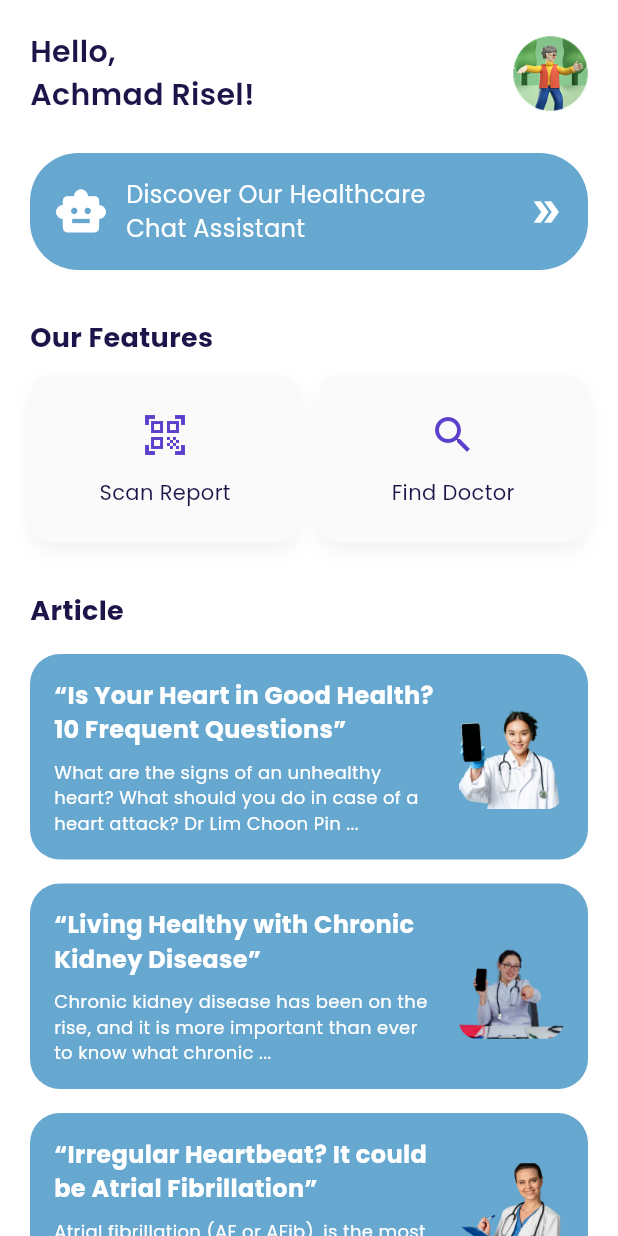
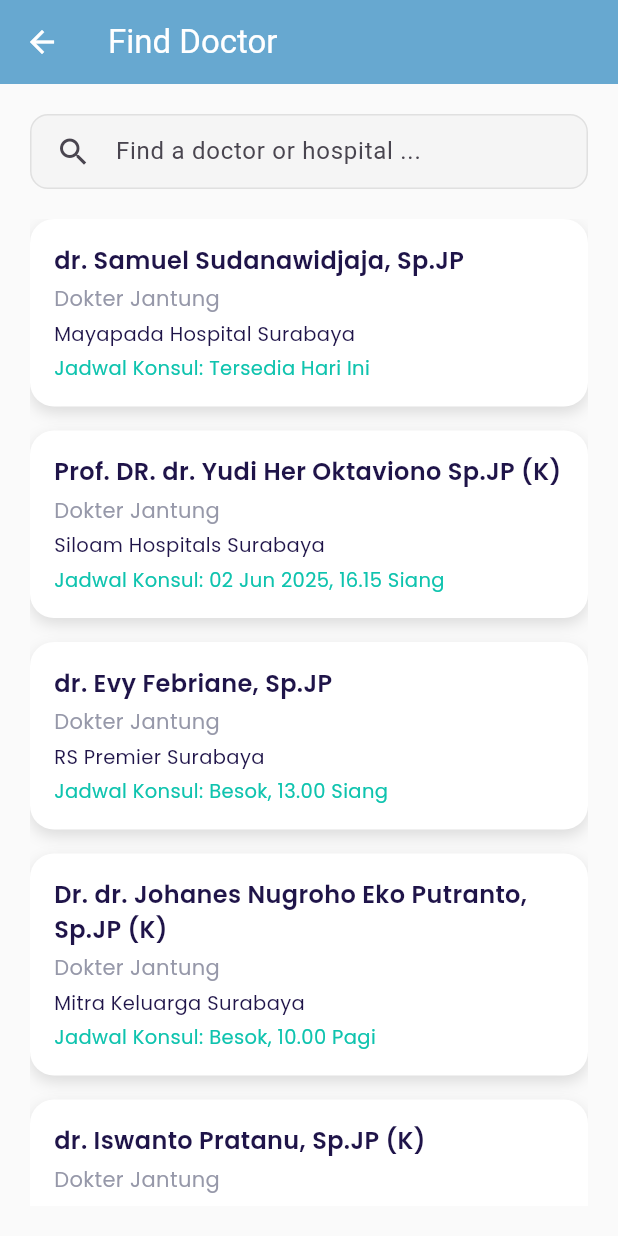
Before and after one commit to maulaasn/detak-medis, a Flutter app: the HomePage screen opened by its route, after a tap on "Find Doctor", on a phone screen of 412 x 824 dp. Run offline on Flutter 3.47's test engine with Material 3 defaults, Android fonts, the phone set to English and light mode, and no system bars; our stand-ins replace dotted_border, google_fonts, image_picker; missing offline and left inert: flutter_gen_ai_chat_ui.

Commit message:
add upload image and find doctor

```diff
--- /dev/null
+++ b/lib/data/doctor_data.dart
@@ -0,0 +1,52 @@
+final List<Map<String, String>> allDoctors = [
+    {
+      "name": "dr. Samuel Sudanawidjaja, Sp.JP",
+      "hospital": "Mayapada Hospital Surabaya",
+      "schedule": "Tersedia Hari Ini",
+    },
+    {
+      "name": "Prof. DR. dr. Yudi Her Oktaviono Sp.JP (K)",
+      "hospital": "Siloam Hospitals Surabaya",
+      "schedule": "02 Jun 2025, 16.15 Siang",
+    },
+    {
+      "name": "dr. Evy Febriane, Sp.JP",
+      "hospital": "RS Premier Surabaya",
+      "schedule": "Besok, 13.00 Siang",
+    },
+    {
+      "name": "Dr. dr. Johanes Nugroho Eko Putranto, Sp.JP (K)",
+      "hospital": "Mitra Keluarga Surabaya",
+      "schedule": "Besok, 10.00 Pagi",
+    },
+    {
+      "name": "dr. Iswanto Pratanu, Sp.JP (K)",
+      "hospital": "Mitra Keluarga Surabaya",
+      "schedule": "Besok, 07.00 Pagi",
+    },
+    {
+      "name": "dr. Ronald Torang Marsahala Panggabean, Sp.JP",
+      "hospital": "RS Orthopedi dan Traumatologi Surabaya",
+      "schedule": "04 Jun 2025, 16.30 Siang",
+    },
+    {
+      "name": "dr. Budi Bakhtijasa Dharmadjati, Sp.JP (K)",
+      "hospital": "RS Premier Surabaya",
+      "schedule": "Besok, 13.00 Siang",
+    },
+    {
+      "name": "dr. Deo Idarto, M.Biomed, Sp.JP (K)",
+      "hospital": "Mayapada Hospital Surabaya",
+      "schedule": "Besok, 10.00 Siang",
+    },
+    {
+      "name": "dr. Saskia Dyah Handari, Sp.JP",
+      "hospital": "RS Premier Surabaya",
+      "schedule": "Besok, 15.00 Siang",
+    },
+    {
+      "name": "dr. Mohammad Soetomo, Sp.JP(K)",
+      "hospital": "RS Al-Irsyad, Surabaya",
+      "schedule": "Besok, 14.30 Siang",
+    },
+  ];
--- a/lib/main.dart
+++ b/lib/main.dart
@@ -4,6 +4,8 @@
 import 'package:flutter/material.dart';
 import 'package:detak_medis/views/chatbot/chatbot.dart';
 import 'package:detak_medis/views/home/home_page.dart';
+import 'package:detak_medis/views/upload/upload_image.dart';
+import 'package:detak_medis/views/doctor/find_doctor.dart';
 
 void main() async {
   WidgetsFlutterBinding.ensureInitialized();
@@ -24,6 +26,8 @@
         '/register': (context) => const RegisterPage(),
         '/home': (context) => const HomePage(),
         '/chatbot': (context) => const ChatbotPage(),
+        '/upload-document': (context) => const UploadImagePage(),
+        '/find-doctor': (context) => const FindDoctorPage(),
         // Tambahkan route lain di sini sesuai kebutuhan
       },
     );
--- a/lib/ui/widgets/bottom_navbar.dart
+++ b/lib/ui/widgets/bottom_navbar.dart
@@ -36,7 +36,7 @@ class _BottomNavbarState extends State<BottomNavbar> {
         decoration: const BoxDecoration(
           border: Border(
             top: BorderSide(
-              color: Colors.grey, // Warna garis tepi atas
+              color: Colors.grey,
               width: 0.15,
             ),
           ),
@@ -57,8 +57,8 @@ class _BottomNavbarState extends State<BottomNavbar> {
               icon: Icon(Icons.home_outlined),
               label: 'Home',
             ),
-             NavigationDestination(
-             selectedIcon: Icon(Icons.message, color: wMainColor),
+            NavigationDestination(
+              selectedIcon: Icon(Icons.message, color: wMainColor),
               icon: Icon(Icons.message_outlined),
               label: 'Chatbot',
             ),
--- /dev/null
+++ b/lib/ui/widgets/doctor_list.dart
@@ -0,0 +1,57 @@
+import 'package:flutter/material.dart';
+import 'package:detak_medis/ui/theme.dart';
+
+class DoctorList extends StatelessWidget {
+  final List<Map<String, String>> doctors;
+
+  const DoctorList({super.key, required this.doctors});
+
+  @override
+  Widget build(BuildContext context) {
+    return ListView.builder(
+      itemCount: doctors.length,
+      itemBuilder: (context, index) {
+        final doctor = doctors[index];
+        return Container(
+          margin: const EdgeInsets.only(bottom: 16),
+          padding: const EdgeInsets.all(16),
+          decoration: BoxDecoration(
+            color: Colors.white,
+            borderRadius: BorderRadius.circular(16),
+            boxShadow: [
+              BoxShadow(
+                color: Colors.black12,
+                blurRadius: 8,
+                offset: const Offset(0, 4),
+              ),
+            ],
+          ),
+          child: Column(
+            crossAxisAlignment: CrossAxisAlignment.start,
+            children: [
+              Text(
+                doctor['name']!,
+                style: blackTextStyle.copyWith(fontSize: 16, fontWeight: semiBold),
+              ),
+              const SizedBox(height: 4),
+              Text(
+                'Dokter Jantung',
+                style: greyTextStyle.copyWith(fontSize: 14),
+              ),
+              const SizedBox(height: 4),
+              Text(
+                doctor['hospital']!,
+                style: blackTextStyle.copyWith(fontSize: 13),
+              ),
+              const SizedBox(height: 4),
+              Text(
+                'Jadwal Konsul: ${doctor['schedule']}',
+                style: greenTextStyle.copyWith(fontSize: 13),
+              ),
+            ],
+          ),
+        );
+      },
+    );
+  }
+}
--- a/lib/views/auth/register.dart
+++ b/lib/views/auth/register.dart
@@ -116,7 +116,7 @@ class _RegisterPageState extends State<RegisterPage> {
                   child: TextFormField(
                     controller: _nameController,
                     decoration: InputDecoration(
-                      hintText: 'Enter full name',
+                      hintText: 'Enter your full name',
                       hintStyle: greyTextStyle.copyWith(fontSize: 14),
                       prefixIcon: Icon(Icons.person_outline, color: Colors.grey),
                       border: InputBorder.none,
@@ -146,7 +146,7 @@ class _RegisterPageState extends State<RegisterPage> {
                     controller: _emailController,
                     keyboardType: TextInputType.emailAddress,
                     decoration: InputDecoration(
-                      hintText: 'Enter email',
+                      hintText: 'Enter your email',
                       hintStyle: greyTextStyle.copyWith(fontSize: 14),
                       prefixIcon: Icon(Icons.email_outlined, color: Colors.grey),
                       border: InputBorder.none,
--- a/lib/views/chatbot/chatbot.dart
+++ b/lib/views/chatbot/chatbot.dart
@@ -21,6 +21,7 @@ class _ChatbotPageState extends State<ChatbotPage> {
     return Scaffold(
       backgroundColor: Colors.white,
       appBar: AppBar(
+        automaticallyImplyLeading: false,
         title: const Text(
           'AI Chat',
           textAlign: TextAlign.center,
--- /dev/null
+++ b/lib/views/doctor/find_doctor.dart
@@ -0,0 +1,82 @@
+import 'package:flutter/material.dart';
+import 'package:detak_medis/ui/theme.dart';
+import 'package:detak_medis/data/doctor_data.dart';
+import 'package:detak_medis/ui/widgets/doctor_list.dart';
+
+class FindDoctorPage extends StatefulWidget {
+  const FindDoctorPage({super.key});
+
+  @override
+  State<FindDoctorPage> createState() => _FindDoctorPageState();
+}
+
+class _FindDoctorPageState extends State<FindDoctorPage> {
+  final TextEditingController _searchController = TextEditingController();
+  List<Map<String, String>> filteredDoctors = [];
+
+  @override
+  void initState() {
+    super.initState();
+    filteredDoctors = allDoctors;
+    _searchController.addListener(_onSearchChanged);
+  }
+
+  void _onSearchChanged() {
+    final query = _searchController.text.toLowerCase();
+    setState(() {
+      filteredDoctors = allDoctors.where((doctor) {
+        final name = doctor['name']!.toLowerCase();
+        final hospital = doctor['hospital']!.toLowerCase();
+        return name.contains(query) || hospital.contains(query);
+      }).toList();
+    });
+  }
+
+  @override
+  void dispose() {
+    _searchController.dispose();
+    super.dispose();
+  }
+
+  @override
+  Widget build(BuildContext context) {
+    return Scaffold(
+      backgroundColor: wBackgroundColor,
+      appBar: AppBar(
+        backgroundColor: wMainColor,
+        title: const Text('Find Doctor', style: TextStyle(color: Colors.white)),
+        iconTheme: const IconThemeData(color: Colors.white),
+      ),
+      body: Padding(
+        padding: const EdgeInsets.all(20),
+        child: Column(
+          children: [
+            // Search Field
+            Container(
+              padding: const EdgeInsets.symmetric(horizontal: 16),
+              decoration: BoxDecoration(
+                color: Colors.grey.shade100,
+                borderRadius: BorderRadius.circular(12),
+                border: Border.all(color: Colors.grey.shade300),
+              ),
+              child: TextField(
+                controller: _searchController,
+                decoration: const InputDecoration(
+                  hintText: 'Find a doctor or hospital ...',
+                  icon: Icon(Icons.search),
+                  border: InputBorder.none,
+                ),
+              ),
+            ),
+            const SizedBox(height: 20),
+
+            // Doctor List (reusable widget)
+            Expanded(
+              child: DoctorList(doctors: filteredDoctors),
+            ),
+          ],
+        ),
+      ),
+    );
+  }
+}
--- a/lib/views/home/home_page.dart
+++ b/lib/views/home/home_page.dart
@@ -1,8 +1,9 @@
 import 'package:detak_medis/ui/theme.dart';
 import 'package:flutter/material.dart';
-
 import 'package:detak_medis/views/profile/profile.dart';
 import 'package:url_launcher/url_launcher.dart';
+import 'package:detak_medis/views/upload/upload_image.dart';
+import 'package:detak_medis/views/doctor/find_doctor.dart';
 
 class HomePage extends StatefulWidget {
   const HomePage({super.key});
@@ -47,7 +48,8 @@ class _HomePageState extends State<HomePage> {
                       Navigator.push(
                         context,
                         MaterialPageRoute(
-                            builder: (context) => const ProfilePage()),
+                          builder: (context) => const ProfilePage(),
+                        ),
                       );
                     },
                     child: Image.asset(
@@ -62,9 +64,6 @@ class _HomePageState extends State<HomePage> {
 
               // Chat Assistant Card
               GestureDetector(
-                onTap: () {
-                  Navigator.pushNamed(context, '/chatbot');
-                },
                 child: Container(
                   padding: const EdgeInsets.all(16),
                   decoration: BoxDecoration(
@@ -73,7 +72,11 @@ class _HomePageState extends State<HomePage> {
                   ),
                   child: Row(
                     children: [
-                      const Icon(Icons.smart_toy, color: Colors.white, size: 36),
+                      const Icon(
+                        Icons.smart_toy,
+                        color: Colors.white,
+                        size: 36,
+                      ),
                       const SizedBox(width: 12),
                       Expanded(
                         child: Text(
@@ -101,10 +104,15 @@ class _HomePageState extends State<HomePage> {
                 children: [
                   Expanded(
                     child: FeatureCard(
-                      title: 'Scan Report',
-                      icon: Icons.qr_code_scanner,
+                      title: 'Upload Image',
+                      icon: Icons.upload_file,
                       onTap: () {
-                        // TODO: Aksi scan report
+                        Navigator.push(
+                          context,
+                          MaterialPageRoute(
+                            builder: (context) => const UploadImagePage(),
+                          ),
+                        );
                       },
                     ),
                   ),
@@ -114,7 +122,12 @@ class _HomePageState extends State<HomePage> {
                       title: 'Find Doctor',
                       icon: Icons.search,
                       onTap: () {
-                        // TODO: Aksi cari dokter
+                        Navigator.push(
+                          context,
+                          MaterialPageRoute(
+                            builder: (context) => const FindDoctorPage(),
+                          ),
+                        );
                       },
                     ),
                   ),
@@ -136,7 +149,8 @@ class _HomePageState extends State<HomePage> {
                 subtitle:
                     'What are the signs of an unhealthy heart? What should you do in case of a heart attack? Dr Lim Choon Pin ...',
                 imagePath: 'assets/img/doctor-artikel1.png',
-                url: 'https://www.mountelizabeth.com.sg/id/health-plus/article/10-heart-questions-answered',
+                url:
+                    'https://www.mountelizabeth.com.sg/id/health-plus/article/10-heart-questions-answered',
                 onTap: _launchURL,
               ),
               const SizedBox(height: 16),
@@ -145,7 +159,8 @@ class _HomePageState extends State<HomePage> {
                 subtitle:
                     'Chronic kidney disease has been on the rise, and it is more important than ever to know what chronic ...',
                 imagePath: 'assets/img/doctor-artikel2.png',
-                url: 'https://www.mountelizabeth.com.sg/id/health-plus/article/living-with-chronic-kidney-disease',
+                url:
+                    'https://www.mountelizabeth.com.sg/id/health-plus/article/living-with-chronic-kidney-disease',
                 onTap: _launchURL,
               ),
               const SizedBox(height: 16),
@@ -154,7 +169,8 @@ class _HomePageState extends State<HomePage> {
                 subtitle:
                     'Atrial fibrillation (AF or AFib), is the most commonly diagnosed arrhythmia in clinical practice ...',
                 imagePath: 'assets/img/doctor-artikel3.png',
-                url: 'https://www.mountelizabeth.com.sg/id/health-plus/article/pulsed-field-ablation-atrial-fibrillation?sourceType=browse-healthplus&sourceDetail=keyword-search',
+                url:
+                    'https://www.mountelizabeth.com.sg/id/health-plus/article/pulsed-field-ablation-atrial-fibrillation?sourceType=browse-healthplus&sourceDetail=keyword-search',
                 onTap: _launchURL,
               ),
             ],
@@ -239,12 +255,15 @@ class ArticleCard extends StatelessWidget {
               child: Column(
                 crossAxisAlignment: CrossAxisAlignment.start,
                 children: [
-                  Text(title,
-                      style: whiteTextStyle.copyWith(
-                          fontSize: 16, fontWeight: FontWeight.bold)),
+                  Text(
+                    title,
+                    style: whiteTextStyle.copyWith(
+                      fontSize: 16,
+                      fontWeight: FontWeight.bold,
+                    ),
+                  ),
                   const SizedBox(height: 8),
-                  Text(subtitle,
-                      style: whiteTextStyle.copyWith(fontSize: 12)),
+                  Text(subtitle, style: whiteTextStyle.copyWith(fontSize: 12)),
                 ],
               ),
             ),
--- a/pubspec.yaml
+++ b/pubspec.yaml
@@ -38,6 +38,8 @@ dependencies:
   lucide_icons: ^0.257.0
   flutter_gen_ai_chat_ui: ^2.1.2
   url_launcher: ^6.1.7
+  dotted_border: ^2.0.0
+  image_picker: ^1.0.4
 
 dev_dependencies:
   flutter_test:
```
Also changed, not shown: lib/views/upload/upload_image.dart (added, +210 -0 lines), pubspec.lock, 5 other files.
